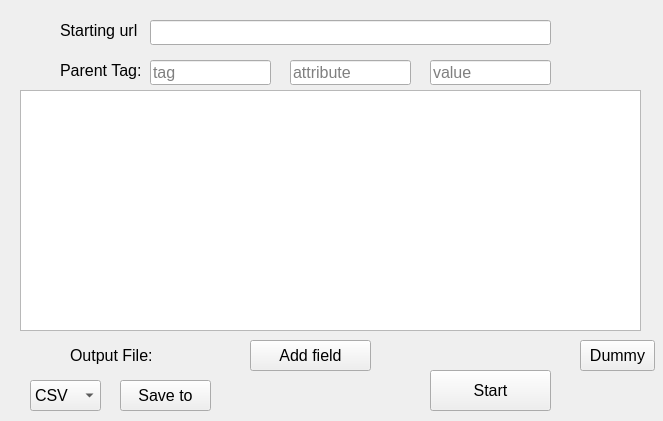
This is Scraper_app/main.ui in mido-99/Full-Projects as Qt 5 draws it before an edit. The edited form follows.
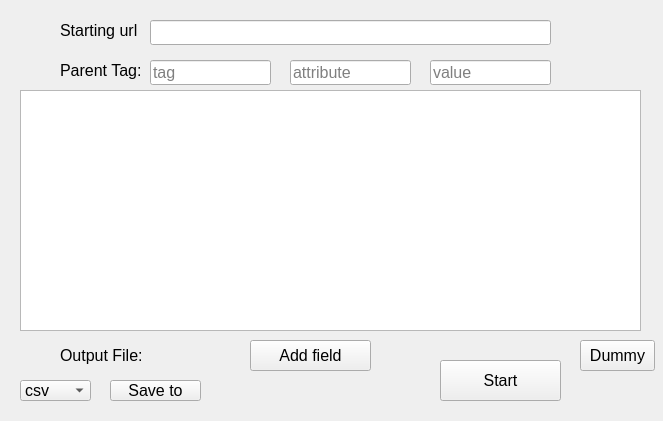
This is the edited form.

Commit message: Modified delete (dlt sub)

What changed in the file:
```diff
--- a/Scraper_app/main.ui
+++ b/Scraper_app/main.ui
@@ -57,8 +57,8 @@
   <widget class="QPushButton" name="pushButton_3">
    <property name="geometry">
     <rect>
-     <x>430</x>
-     <y>370</y>
+     <x>440</x>
+     <y>360</y>
      <width>121</width>
      <height>41</height>
     </rect>
@@ -75,10 +75,10 @@
   <widget class="QComboBox" name="comboBox">
    <property name="geometry">
     <rect>
-     <x>30</x>
+     <x>20</x>
      <y>380</y>
      <width>71</width>
-     <height>31</height>
+     <height>21</height>
     </rect>
    </property>
    <property name="font">
@@ -88,7 +88,7 @@
    </property>
    <item>
     <property name="text">
-     <string>CSV</string>
+     <string>csv</string>
     </property>
    </item>
    <item>
@@ -105,9 +105,9 @@
   <widget class="QLabel" name="label_2">
    <property name="geometry">
     <rect>
-     <x>70</x>
+     <x>60</x>
      <y>340</y>
-     <width>101</width>
+     <width>81</width>
      <height>31</height>
     </rect>
    </property>
@@ -138,10 +138,10 @@
   <widget class="QPushButton" name="pushButton">
    <property name="geometry">
     <rect>
-     <x>120</x>
+     <x>110</x>
      <y>380</y>
      <width>91</width>
-     <height>31</height>
+     <height>21</height>
     </rect>
    </property>
    <property name="font">
```
Left out of the diff: 4 changed lines with no effect on the pictures. The commit also changes 2 other files.
